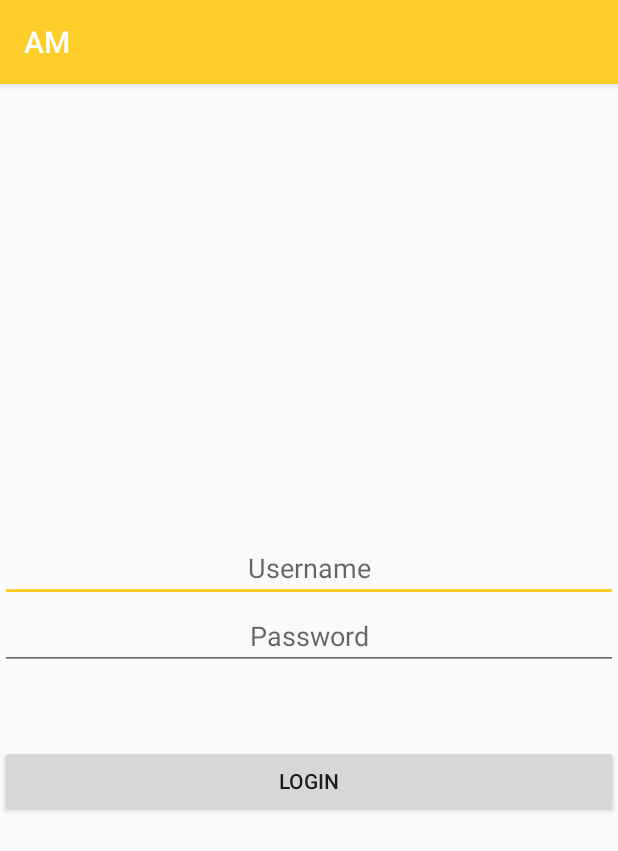
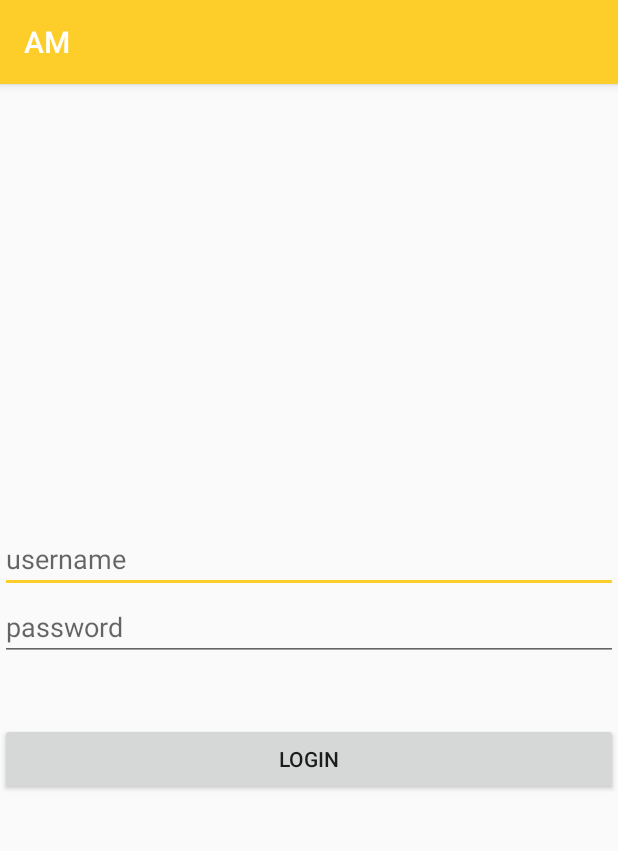
Before and after one commit to goncaloxavier/psi_2190788_2190778, an Android app: the screen it shows after launch (LoginActivity), on a phone screen of 412 x 824 dp. Shown: the top 851 px of the screen. Run offline under Robolectric (Android 15) with nearby library versions, the phone set to English and light mode, and no system bars; 1 statement that could not run was skipped.

```diff
--- a/AM/app/build.gradle
+++ b/AM/app/build.gradle
@@ -27,6 +27,7 @@ dependencies {
     implementation 'androidx.appcompat:appcompat:1.2.0'
     implementation 'androidx.constraintlayout:constraintlayout:2.0.1'
     implementation 'com.google.android.material:material:1.2.1'
+    implementation 'com.google.android.gms:play-services-auth:19.0.0'
     implementation 'androidx.legacy:legacy-support-v4:1.0.0'
     implementation 'com.android.volley:volley:1.1.1'
     implementation 'com.github.bumptech.glide:glide:4.10.0'
--- a/AM/app/src/main/java/amsi/dei/estg/ipleiria/am/MainActivity.java
+++ b/AM/app/src/main/java/amsi/dei/estg/ipleiria/am/MainActivity.java
@@ -28,6 +28,8 @@ public class MainActivity extends AppCompatActivity implements BottomNavigationV
     protected void onCreate(Bundle savedInstanceState) {
         super.onCreate(savedInstanceState);
         setContentView(R.layout.activity_main);
+
+
 
         bottomNavigationView = (BottomNavigationView)findViewById(R.id.navigation);
         bottomNavigationView.setOnNavigationItemSelectedListener(this);
--- /dev/null
+++ b/AM/app/src/main/res/drawable/rounded_corners.xml
@@ -0,0 +1,30 @@
+<?xml version="1.0" encoding="utf-8"?>
+<shape
+    xmlns:android="http://schemas.android.com/apk/res/android"
+    android:shape="rectangle">
+
+    <!-- view background color -->
+    <solid
+        android:color="#ffffff" >
+    </solid>
+
+    <!-- view border color and width -->
+    <stroke
+        android:width="3dp"
+        android:color="#1c1b20" >
+    </stroke>
+
+    <!-- If you want to add some padding -->
+    <padding
+        android:left="4dp"
+        android:top="4dp"
+        android:right="4dp"
+        android:bottom="4dp"    >
+    </padding>
+
+    <!-- Here is the corner radius -->
+    <corners
+        android:radius="10dp"   >
+    </corners>
+
+</shape>
--- a/AM/app/src/main/res/layout/activity_login.xml
+++ b/AM/app/src/main/res/layout/activity_login.xml
@@ -1,54 +1,75 @@
 <?xml version="1.0" encoding="utf-8"?>
-<LinearLayout xmlns:android="http://schemas.android.com/apk/res/android"
+<RelativeLayout xmlns:android="http://schemas.android.com/apk/res/android"
     xmlns:app="http://schemas.android.com/apk/res-auto"
     xmlns:tools="http://schemas.android.com/tools"
     android:layout_width="match_parent"
-    android:layout_height="wrap_content"
-    android:orientation="vertical"
+    android:layout_height="match_parent"
     tools:context=".views.LoginActivity">
 
-    <Space
+    <RelativeLayout
+        android:id="@+id/loadingPanel"
         android:layout_width="match_parent"
-        android:layout_height="100dp" />
+        android:layout_height="match_parent"
+        android:background="@color/dimBackgroundColor"
+        android:elevation="2dp"
+        android:visibility="gone"
+        android:gravity="center">
 
-    <ImageView
-        android:id="@+id/imageViewLogo"
+        <ProgressBar
             android:layout_width="wrap_content"
-        android:layout_height="150dp"
-        android:layout_weight="1"
-        tools:srcCompat="@tools:sample/backgrounds/scenic" />
+            android:layout_height="wrap_content"
 
-    <Space
+            android:elevation="10dp"
+            android:background="@drawable/rounded_corners"
+            android:indeterminate="true" />
+    </RelativeLayout>
+
+    <RelativeLayout
         android:layout_width="match_parent"
-        android:layout_height="50dp" />
+        android:layout_height="match_parent"
+        android:paddingLeft="@dimen/activity_horizontal_margin"
+        android:paddingRight="@dimen/activity_horizontal_margin"
+        android:paddingTop="@dimen/activity_vertical_margin"
+        android:paddingBottom="@dimen/activity_vertical_margin"
+        android:gravity="center">
 
         <EditText
             android:id="@+id/edtUsername"
             android:layout_width="match_parent"
             android:layout_height="wrap_content"
+            android:layout_alignParentEnd="true"
+            android:layout_alignParentLeft="true"
+            android:layout_alignParentRight="true"
+            android:layout_alignParentStart="true"
             android:ems="10"
-        android:gravity="center"
-        android:hint="@string/username"
+            android:hint="username"
             android:inputType="textPersonName" />
 
         <EditText
             android:id="@+id/edtPassword"
             android:layout_width="match_parent"
             android:layout_height="wrap_content"
+            android:layout_alignParentEnd="true"
+            android:layout_alignParentLeft="true"
+            android:layout_alignParentRight="true"
+            android:layout_alignParentStart="true"
+            android:layout_below="@+id/edtUsername"
             android:ems="10"
-        android:gravity="center"
-        android:hint="@string/password"
+            android:hint="password"
             android:inputType="textPassword" />
-
-    <Space
-        android:layout_width="match_parent"
-        android:layout_height="50dp" />
 
         <Button
             android:id="@+id/btnLogin"
             android:layout_width="match_parent"
             android:layout_height="wrap_content"
-        android:onClick="onClickLogin"
-        android:text="@string/login" />
+            android:layout_alignParentEnd="true"
+            android:layout_alignParentLeft="true"
+            android:layout_alignParentRight="true"
+            android:layout_alignParentStart="true"
+            android:layout_below="@+id/edtPassword"
+            android:layout_marginTop="41dp"
+            android:text="Login" />
 
-</LinearLayout>
+    </RelativeLayout>
+
+</RelativeLayout>
--- a/AM/app/src/main/res/values/colors.xml
+++ b/AM/app/src/main/res/values/colors.xml
@@ -6,4 +6,10 @@
     <color name="white">#FFFFFF</color>
     <color name="black">#000000</color>
     <color name="orange">#FFA500</color>
+
+    <color name="dimBackgroundColor">#40000000</color>
+    <color name="brightBackgroundColor">#ffffffff</color>
+    <color name="colorRowSeparator">#cccccc</color>
+    <color name="filterBackground">#cccccc</color>
+    <color name="filterText">#3366cc</color>
 </resources>
--- /dev/null
+++ b/AM/app/src/main/res/values/dimens.xml
@@ -0,0 +1,4 @@
+<resources>
+    <dimen name="activity_horizontal_margin">0dp</dimen>
+    <dimen name="activity_vertical_margin">16dp</dimen>
+</resources>
```
Also changed, not shown: AM/app/src/main/java/amsi/dei/estg/ipleiria/am/views/LoginActivity.java (+92 -0 lines), AM/app/src/main/java/com/oreilly/servlet/Base64Encoder.java (added, +201 -0 lines), AM/app/src/main/java/com/robinsonprogramming/www/loginrestapi/ApiAuthenticationClient.java (added, +297 -0 lines). Lines whose indentation alone changed are shown as unchanged.
